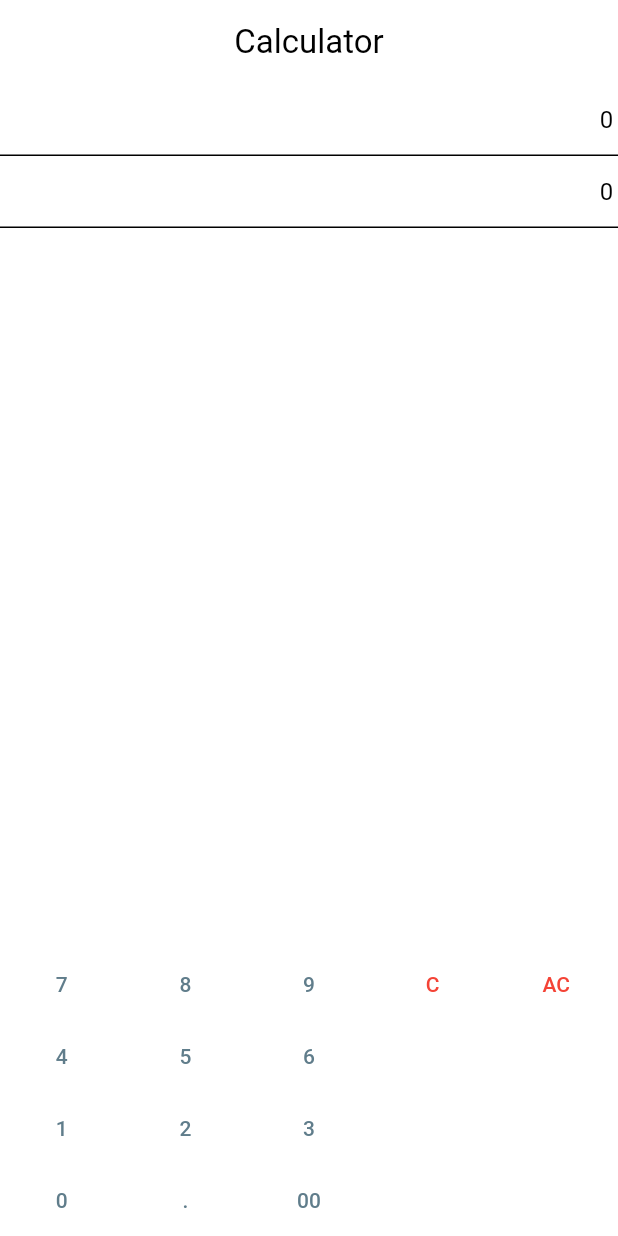
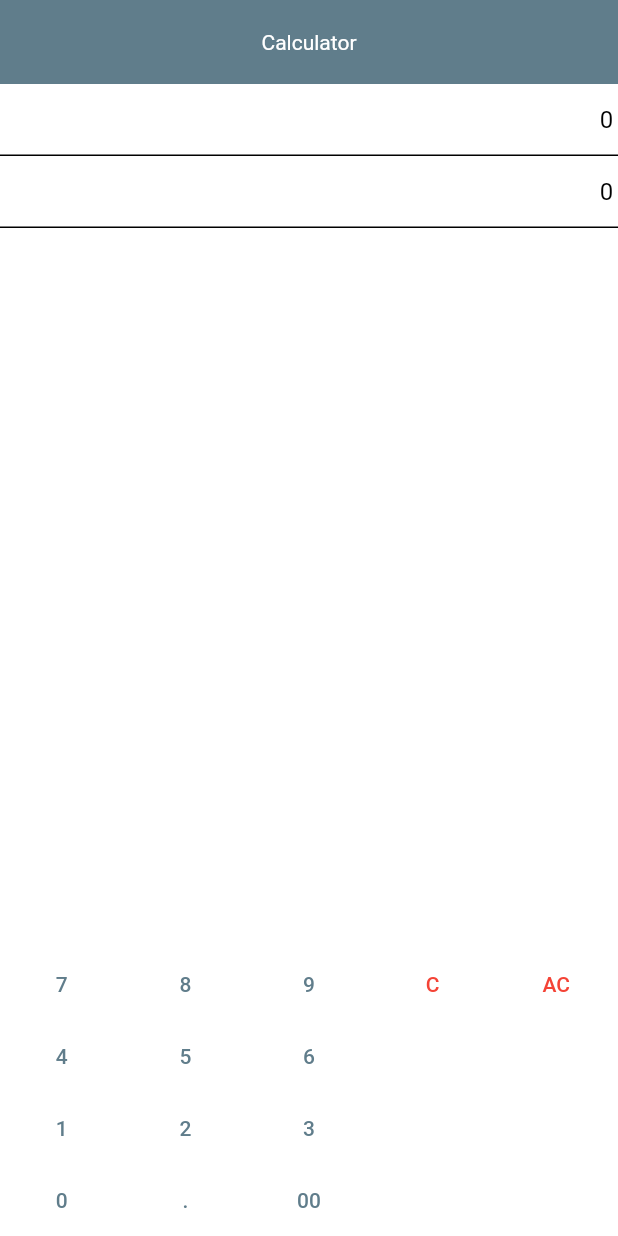
Before and after one commit to harinez2/42_Mobile_Piscine, a Flutter app: the screen it shows after launch, on a phone screen of 412 x 824 dp. Run offline on Flutter 3.47's test engine with Material 3 defaults, Android fonts, the phone set to English and light mode, and no system bars.

Commit message:
changed appbar color

```diff
--- a/mobileModule00/ex02/calculator_proj/lib/main.dart
+++ b/mobileModule00/ex02/calculator_proj/lib/main.dart
@@ -11,18 +11,18 @@ class MainApp extends StatelessWidget {
   @override
   Widget build(BuildContext context) {
     return MaterialApp(
-      theme: ThemeData.from(
+      theme: ThemeData(
         colorScheme: ColorScheme.light(
           primary: Colors.blueGrey,
           background: Colors.blueGrey.shade800,
         ),
-        textTheme: TextTheme(
+        textTheme: const TextTheme(
           bodyMedium: TextStyle(color: Colors.blueGrey),
         ),
+        appBarTheme: const AppBarTheme(
+            backgroundColor: Colors.blueGrey,
+            titleTextStyle: TextStyle(color: Colors.white)),
       ),
-      // theme: ThemeData(
-      //   appBarTheme: const AppBarTheme(backgroundColor: Colors.blue),
-      // ),
       home: Scaffold(
         appBar: AppBar(
           title: const Center(child: Text('Calculator')),
```
